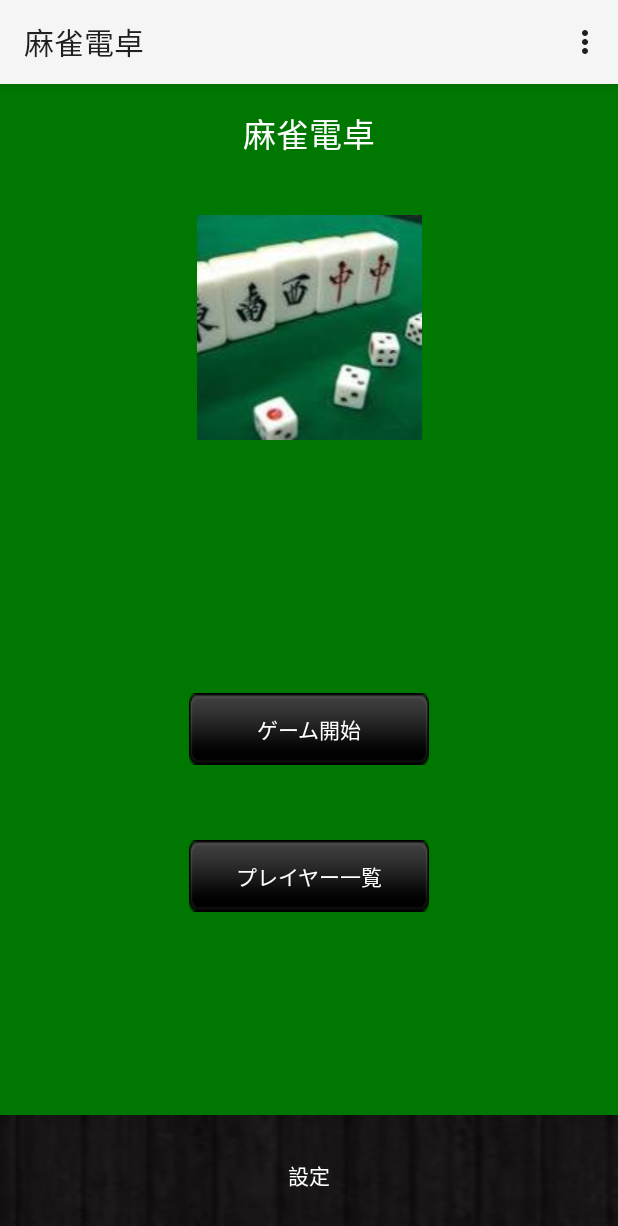
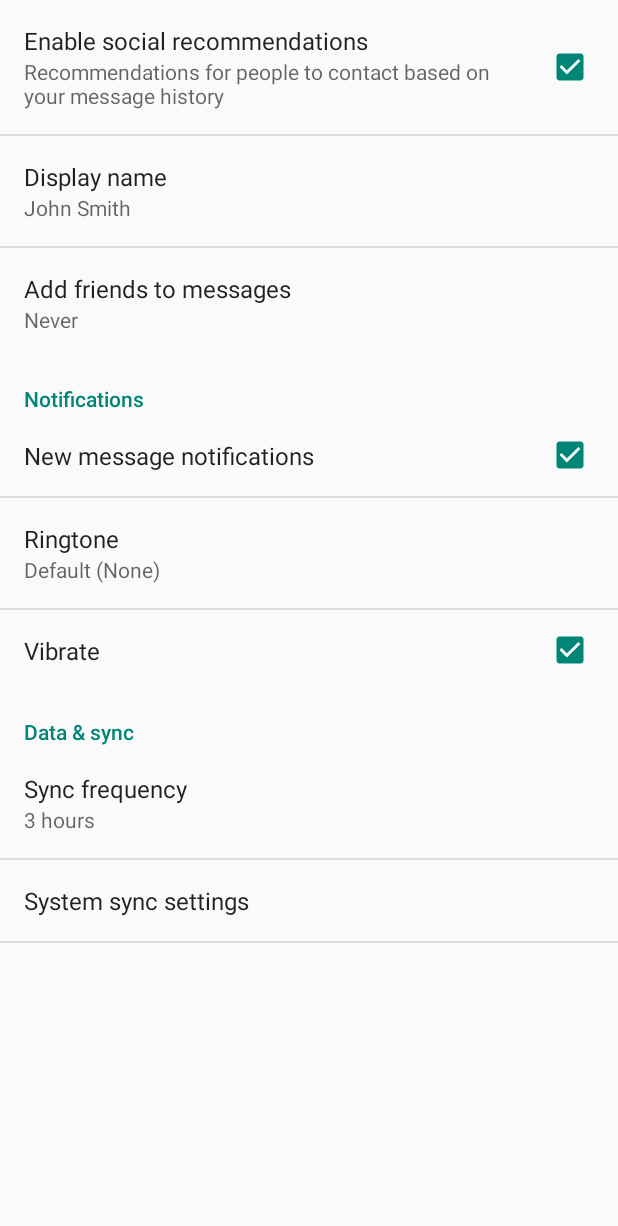
Before and after one commit to kobaken0029/calcmahjong, an Android app: the screen it shows after launch (MenuActivity before the commit, SettingsActivity after it), after a tap on "設定", on a phone screen of 412 x 824 dp. Shown: the top 1226 px of the screen. Run offline under Robolectric (Android 15) with nearby library versions, the phone set to English and light mode, and no system bars.

Commit message:
default settingsActivity

```diff
--- a/app/build.gradle
+++ b/app/build.gradle
@@ -21,5 +21,6 @@ android {
 
 dependencies {
     compile fileTree(dir: 'libs', include: ['*.jar'])
-    compile "com.android.support:appcompat-v7:21.0.+"
+    compile 'com.android.support:appcompat-v7:21.0.3'
+    compile 'com.android.support:support-v4:21.0.3'
 }
--- a/app/src/main/java/eval/wit/ai/calcmahjong/activities/MenuActivity.java
+++ b/app/src/main/java/eval/wit/ai/calcmahjong/activities/MenuActivity.java
@@ -46,6 +46,7 @@ public class MenuActivity extends ActionBarActivity {
         settingsBtn.setOnClickListener(new View.OnClickListener() {
             @Override
             public void onClick(View v) {
+                startActivity(new Intent(MenuActivity.this, SettingsActivity.class));
             }
         });
     }
--- /dev/null
+++ b/app/src/main/java/eval/wit/ai/calcmahjong/activities/SettingsActivity.java
@@ -0,0 +1,260 @@
+package eval.wit.ai.calcmahjong.activities;
+
+import android.annotation.TargetApi;
+import android.content.Context;
+import android.content.res.Configuration;
+import android.media.Ringtone;
+import android.media.RingtoneManager;
+import android.net.Uri;
+import android.os.Build;
+import android.os.Bundle;
+import android.preference.ListPreference;
+import android.preference.Preference;
+import android.preference.PreferenceActivity;
+import android.preference.PreferenceCategory;
+import android.preference.PreferenceFragment;
+import android.preference.PreferenceManager;
+import android.preference.RingtonePreference;
+import android.text.TextUtils;
+
+import eval.wit.ai.calcmahjong.R;
+
+import java.util.List;
+
+/**
+ * A {@link PreferenceActivity} that presents a set of application settings. On
+ * handset devices, settings are presented as a single list. On tablets,
+ * settings are split by category, with category headers shown to the left of
+ * the list of settings.
+ * <p/>
+ * See <a href="http://developer.android.com/design/patterns/settings.html">
+ * Android Design: Settings</a> for design guidelines and the <a
+ * href="http://developer.android.com/guide/topics/ui/settings.html">Settings
+ * API Guide</a> for more information on developing a Settings UI.
+ */
+public class SettingsActivity extends PreferenceActivity {
+    /**
+     * Determines whether to always show the simplified settings UI, where
+     * settings are presented in a single list. When false, settings are shown
+     * as a master/detail two-pane view on tablets. When true, a single pane is
+     * shown on tablets.
+     */
+    private static final boolean ALWAYS_SIMPLE_PREFS = false;
+
+
+    @Override
+    protected void onPostCreate(Bundle savedInstanceState) {
+        super.onPostCreate(savedInstanceState);
+
+        setupSimplePreferencesScreen();
+    }
+
+    /**
+     * Shows the simplified settings UI if the device configuration if the
+     * device configuration dictates that a simplified, single-pane UI should be
+     * shown.
+     */
+    private void setupSimplePreferencesScreen() {
+        if (!isSimplePreferences(this)) {
+            return;
+        }
+
+        // In the simplified UI, fragments are not used at all and we instead
+        // use the older PreferenceActivity APIs.
+
+        // Add 'general' preferences.
+        addPreferencesFromResource(R.xml.pref_general);
+
+        // Add 'notifications' preferences, and a corresponding header.
+        PreferenceCategory fakeHeader = new PreferenceCategory(this);
+        fakeHeader.setTitle(R.string.pref_header_notifications);
+        getPreferenceScreen().addPreference(fakeHeader);
+        addPreferencesFromResource(R.xml.pref_notification);
+
+        // Add 'data and sync' preferences, and a corresponding header.
+        fakeHeader = new PreferenceCategory(this);
+        fakeHeader.setTitle(R.string.pref_header_data_sync);
+        getPreferenceScreen().addPreference(fakeHeader);
+        addPreferencesFromResource(R.xml.pref_data_sync);
+
+        // Bind the summaries of EditText/List/Dialog/Ringtone preferences to
+        // their values. When their values change, their summaries are updated
+        // to reflect the new value, per the Android Design guidelines.
+        bindPreferenceSummaryToValue(findPreference("example_text"));
+        bindPreferenceSummaryToValue(findPreference("example_list"));
+        bindPreferenceSummaryToValue(findPreference("notifications_new_message_ringtone"));
+        bindPreferenceSummaryToValue(findPreference("sync_frequency"));
+    }
+
+    /**
+     * {@inheritDoc}
+     */
+    @Override
+    public boolean onIsMultiPane() {
+        return isXLargeTablet(this) && !isSimplePreferences(this);
+    }
+
+    /**
+     * Helper method to determine if the device has an extra-large screen. For
+     * example, 10" tablets are extra-large.
+     */
+    private static boolean isXLargeTablet(Context context) {
+        return (context.getResources().getConfiguration().screenLayout
+                & Configuration.SCREENLAYOUT_SIZE_MASK) >= Configuration.SCREENLAYOUT_SIZE_XLARGE;
+    }
+
+    /**
+     * Determines whether the simplified settings UI should be shown. This is
+     * true if this is forced via {@link #ALWAYS_SIMPLE_PREFS}, or the device
+     * doesn't have newer APIs like {@link PreferenceFragment}, or the device
+     * doesn't have an extra-large screen. In these cases, a single-pane
+     * "simplified" settings UI should be shown.
+     */
+    private static boolean isSimplePreferences(Context context) {
+        return ALWAYS_SIMPLE_PREFS
+                || Build.VERSION.SDK_INT < Build.VERSION_CODES.HONEYCOMB
+                || !isXLargeTablet(context);
+    }
+
+    /**
+     * {@inheritDoc}
+     */
+    @Override
+    @TargetApi(Build.VERSION_CODES.HONEYCOMB)
+    public void onBuildHeaders(List<Header> target) {
+        if (!isSimplePreferences(this)) {
+            loadHeadersFromResource(R.xml.pref_headers, target);
+        }
+    }
+
+    /**
+     * A preference value change listener that updates the preference's summary
+     * to reflect its new value.
+     */
+    private static Preference.OnPreferenceChangeListener sBindPreferenceSummaryToValueListener = new Preference.OnPreferenceChangeListener() {
+        @Override
+        public boolean onPreferenceChange(Preference preference, Object value) {
+            String stringValue = value.toString();
+
+            if (preference instanceof ListPreference) {
+                // For list preferences, look up the correct display value in
+                // the preference's 'entries' list.
+                ListPreference listPreference = (ListPreference) preference;
+                int index = listPreference.findIndexOfValue(stringValue);
+
+                // Set the summary to reflect the new value.
+                preference.setSummary(
+                        index >= 0
+                                ? listPreference.getEntries()[index]
+                                : null);
+
+            } else if (preference instanceof RingtonePreference) {
+                // For ringtone preferences, look up the correct display value
+                // using RingtoneManager.
+                if (TextUtils.isEmpty(stringValue)) {
+                    // Empty values correspond to 'silent' (no ringtone).
+                    preference.setSummary(R.string.pref_ringtone_silent);
+
+                } else {
+                    Ringtone ringtone = RingtoneManager.getRingtone(
+                            preference.getContext(), Uri.parse(stringValue));
+
+                    if (ringtone == null) {
+                        // Clear the summary if there was a lookup error.
+                        preference.setSummary(null);
+                    } else {
+                        // Set the summary to reflect the new ringtone display
+                        // name.
+                        String name = ringtone.getTitle(preference.getContext());
+                        preference.setSummary(name);
+                    }
+                }
+
+            } else {
+                // For all other preferences, set the summary to the value's
+                // simple string representation.
+                preference.setSummary(stringValue);
+            }
+            return true;
+        }
+    };
+
+    /**
+     * Binds a preference's summary to its value. More specifically, when the
+     * preference's value is changed, its summary (line of text below the
+     * preference title) is updated to reflect the value. The summary is also
+     * immediately updated upon calling this method. The exact display format is
+     * dependent on the type of preference.
+     *
+     * @see #sBindPreferenceSummaryToValueListener
+     */
+    private static void bindPreferenceSummaryToValue(Preference preference) {
+        // Set the listener to watch for value changes.
+        preference.setOnPreferenceChangeListener(sBindPreferenceSummaryToValueListener);
+
+        // Trigger the listener immediately with the preference's
+        // current value.
+        sBindPreferenceSummaryToValueListener.onPreferenceChange(preference,
+                PreferenceManager
+                        .getDefaultSharedPreferences(preference.getContext())
+                        .getString(preference.getKey(), ""));
+    }
+
+    /**
+     * This fragment shows general preferences only. It is used when the
+     * activity is showing a two-pane settings UI.
+     */
+    @TargetApi(Build.VERSION_CODES.HONEYCOMB)
+    public static class GeneralPreferenceFragment extends PreferenceFragment {
+        @Override
+        public void onCreate(Bundle savedInstanceState) {
+            super.onCreate(savedInstanceState);
+            addPreferencesFromResource(R.xml.pref_general);
+
+            // Bind the summaries of EditText/List/Dialog/Ringtone preferences
+            // to their values. When their values change, their summaries are
+            // updated to reflect the new value, per the Android Design
+            // guidelines.
+            bindPreferenceSummaryToValue(findPreference("example_text"));
+            bindPreferenceSummaryToValue(findPreference("example_list"));
+        }
+    }
+
+    /**
+     * This fragment shows notification preferences only. It is used when the
+     * activity is showing a two-pane settings UI.
+     */
+    @TargetApi(Build.VERSION_CODES.HONEYCOMB)
+    public static class NotificationPreferenceFragment extends PreferenceFragment {
+        @Override
+        public void onCreate(Bundle savedInstanceState) {
+            super.onCreate(savedInstanceState);
+            addPreferencesFromResource(R.xml.pref_notification);
+
+            // Bind the summaries of EditText/List/Dialog/Ringtone preferences
+            // to their values. When their values change, their summaries are
+            // updated to reflect the new value, per the Android Design
+            // guidelines.
+            bindPreferenceSummaryToValue(findPreference("notifications_new_message_ringtone"));
+        }
+    }
+
+    /**
+     * This fragment shows data and sync preferences only. It is used when the
+     * activity is showing a two-pane settings UI.
+     */
+    @TargetApi(Build.VERSION_CODES.HONEYCOMB)
+    public static class DataSyncPreferenceFragment extends PreferenceFragment {
+        @Override
+        public void onCreate(Bundle savedInstanceState) {
+            super.onCreate(savedInstanceState);
+            addPreferencesFromResource(R.xml.pref_data_sync);
+
+            // Bind the summaries of EditText/List/Dialog/Ringtone preferences
+            // to their values. When their values change, their summaries are
+            // updated to reflect the new value, per the Android Design
+            // guidelines.
+            bindPreferenceSummaryToValue(findPreference("sync_frequency"));
+        }
+    }
+}
--- /dev/null
+++ b/app/src/main/res/values/strings_activity_settings.xml
@@ -0,0 +1,61 @@
+<resources>
+    <string name="title_activity_settings">Settings</string>
+
+    <!-- Strings related to Settings -->
+
+    <!-- Example General settings -->
+    <string name="pref_header_general">General</string>
+
+    <string name="pref_title_social_recommendations">Enable social recommendations</string>
+    <string name="pref_description_social_recommendations">Recommendations for people to contact
+        based on your message history
+    </string>
+
+    <string name="pref_title_display_name">Display name</string>
+    <string name="pref_default_display_name">John Smith</string>
+
+    <string name="pref_title_add_friends_to_messages">Add friends to messages</string>
+    <string-array name="pref_example_list_titles">
+        <item>Always</item>
+        <item>When possible</item>
+        <item>Never</item>
+    </string-array>
+    <string-array name="pref_example_list_values">
+        <item>1</item>
+        <item>0</item>
+        <item>-1</item>
+    </string-array>
+
+    <!-- Example settings for Data & Sync -->
+    <string name="pref_header_data_sync">Data &amp; sync</string>
+
+    <string name="pref_title_sync_frequency">Sync frequency</string>
+    <string-array name="pref_sync_frequency_titles">
+        <item>15 minutes</item>
+        <item>30 minutes</item>
+        <item>1 hour</item>
+        <item>3 hours</item>
+        <item>6 hours</item>
+        <item>Never</item>
+    </string-array>
+    <string-array name="pref_sync_frequency_values">
+        <item>15</item>
+        <item>30</item>
+        <item>60</item>
+        <item>180</item>
+        <item>360</item>
+        <item>-1</item>
+    </string-array>
+
+    <string name="pref_title_system_sync_settings">System sync settings</string>
+
+    <!-- Example settings for Notifications -->
+    <string name="pref_header_notifications">Notifications</string>
+
+    <string name="pref_title_new_message_notifications">New message notifications</string>
+
+    <string name="pref_title_ringtone">Ringtone</string>
+    <string name="pref_ringtone_silent">Silent</string>
+
+    <string name="pref_title_vibrate">Vibrate</string>
+</resources>
--- /dev/null
+++ b/app/src/main/res/xml/pref_data_sync.xml
@@ -0,0 +1,21 @@
+<PreferenceScreen xmlns:android="http://schemas.android.com/apk/res/android">
+
+    <!-- NOTE: Hide buttons to simplify the UI. Users can touch outside the dialog to
+         dismiss it. -->
+    <!-- NOTE: ListPreference's summary should be set to its value by the activity code. -->
+    <ListPreference
+        android:key="sync_frequency"
+        android:title="@string/pref_title_sync_frequency"
+        android:entries="@array/pref_sync_frequency_titles"
+        android:entryValues="@array/pref_sync_frequency_values"
+        android:defaultValue="180"
+        android:negativeButtonText="@null"
+        android:positiveButtonText="@null" />
+
+    <!-- This preference simply launches an intent when selected. Use this UI sparingly, per
+         design guidelines. -->
+    <Preference android:title="@string/pref_title_system_sync_settings">
+        <intent android:action="android.settings.SYNC_SETTINGS" />
+    </Preference>
+
+</PreferenceScreen>
--- /dev/null
+++ b/app/src/main/res/xml/pref_general.xml
@@ -0,0 +1,33 @@
+<PreferenceScreen xmlns:android="http://schemas.android.com/apk/res/android">
+
+    <CheckBoxPreference
+        android:key="example_checkbox"
+        android:title="@string/pref_title_social_recommendations"
+        android:summary="@string/pref_description_social_recommendations"
+        android:defaultValue="true" />
+
+    <!-- NOTE: EditTextPreference accepts EditText attributes. -->
+    <!-- NOTE: EditTextPreference's summary should be set to its value by the activity code. -->
+    <EditTextPreference
+        android:key="example_text"
+        android:title="@string/pref_title_display_name"
+        android:defaultValue="@string/pref_default_display_name"
+        android:selectAllOnFocus="true"
+        android:inputType="textCapWords"
+        android:capitalize="words"
+        android:singleLine="true"
+        android:maxLines="1" />
+
+    <!-- NOTE: Hide buttons to simplify the UI. Users can touch outside the dialog to
+         dismiss it. -->
+    <!-- NOTE: ListPreference's summary should be set to its value by the activity code. -->
+    <ListPreference
+        android:key="example_list"
+        android:title="@string/pref_title_add_friends_to_messages"
+        android:defaultValue="-1"
+        android:entries="@array/pref_example_list_titles"
+        android:entryValues="@array/pref_example_list_values"
+        android:negativeButtonText="@null"
+        android:positiveButtonText="@null" />
+
+</PreferenceScreen>
--- /dev/null
+++ b/app/src/main/res/xml/pref_headers.xml
@@ -0,0 +1,17 @@
+<preference-headers xmlns:android="http://schemas.android.com/apk/res/android">
+
+    <!-- These settings headers are only used on tablets. -->
+
+    <header
+        android:fragment="eval.wit.ai.calcmahjong.activities.SettingsActivity$GeneralPreferenceFragment"
+        android:title="@string/pref_header_general" />
+
+    <header
+        android:fragment="eval.wit.ai.calcmahjong.activities.SettingsActivity$NotificationPreferenceFragment"
+        android:title="@string/pref_header_notifications" />
+
+    <header
+        android:fragment="eval.wit.ai.calcmahjong.activities.SettingsActivity$DataSyncPreferenceFragment"
+        android:title="@string/pref_header_data_sync" />
+
+</preference-headers>
--- /dev/null
+++ b/app/src/main/res/xml/pref_notification.xml
@@ -0,0 +1,27 @@
+<PreferenceScreen xmlns:android="http://schemas.android.com/apk/res/android">
+
+    <!-- A 'parent' preference, which enables/disables child preferences (below)
+         when checked/unchecked. -->
+    <CheckBoxPreference
+        android:key="notifications_new_message"
+        android:title="@string/pref_title_new_message_notifications"
+        android:defaultValue="true" />
+
+    <!-- Allows the user to choose a ringtone in the 'notification' category. -->
+    <!-- NOTE: This preference will be enabled only when the checkbox above is checked. -->
+    <!-- NOTE: RingtonePreference's summary should be set to its value by the activity code. -->
+    <RingtonePreference
+        android:dependency="notifications_new_message"
+        android:key="notifications_new_message_ringtone"
+        android:title="@string/pref_title_ringtone"
+        android:ringtoneType="notification"
+        android:defaultValue="content://settings/system/notification_sound" />
+
+    <!-- NOTE: This preference will be enabled only when the checkbox above is checked. -->
+    <CheckBoxPreference
+        android:dependency="notifications_new_message"
+        android:key="notifications_new_message_vibrate"
+        android:title="@string/pref_title_vibrate"
+        android:defaultValue="true" />
+
+</PreferenceScreen>
```
Also changed, not shown: app/src/main/AndroidManifest.xml (+9 -4 lines).
